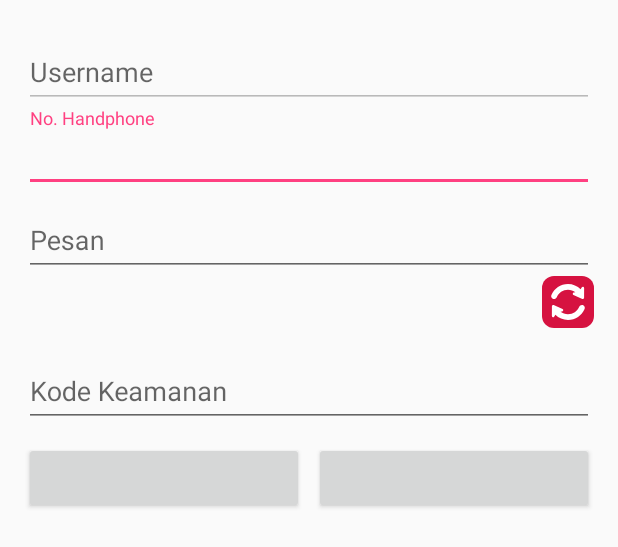
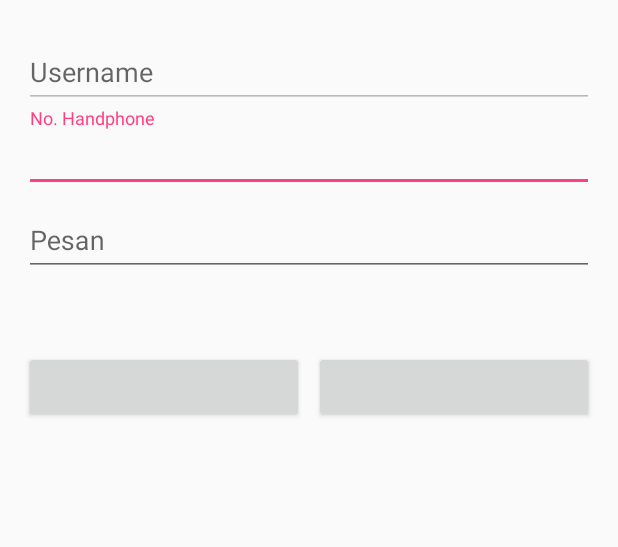
Before and after one commit to faozi07/hpulsa, an Android app: the layout buat_testimoni.xml on its own in the app's theme, with its tools: preview values and no code run, on a phone screen of 412 x 824 dp. Shown: the top 547 px of the screen. Run offline under Robolectric (Android 15) with nearby library versions, the phone set to English and light mode, and no system bars; plain views replace FancyButton.

Commit message:
perbaikan tampilan buat testimoni dan pemberitahuan

```diff
--- a/app/src/main/java/android/hpulsa/com/hpulsanew/activity/navigasi/Pemberitahuan.java
+++ b/app/src/main/java/android/hpulsa/com/hpulsanew/activity/navigasi/Pemberitahuan.java
@@ -20,6 +20,11 @@ public class Pemberitahuan extends AppCompatActivity {
 
         declaration();
         action();
+
+        if (getSupportActionBar() != null) {
+            getSupportActionBar().setDisplayHomeAsUpEnabled(true);
+            getSupportActionBar().setTitle("Pemberitahuan");
+        }
     }
 
     private void declaration() {
--- a/app/src/main/res/layout/buat_testimoni.xml
+++ b/app/src/main/res/layout/buat_testimoni.xml
@@ -62,46 +62,11 @@
                         android:maxLines="50"/>
                 </android.support.design.widget.TextInputLayout>
 
-                <RelativeLayout
-                    android:layout_width="match_parent"
-                    android:layout_height="wrap_content">
-
-                    <ImageView
-                        android:id="@+id/Captcha"
-                        android:layout_width="wrap_content"
-                        android:layout_height="wrap_content" />
-
-                    <ImageView
-                        android:id="@+id/imgRefrCaptcha"
-                        android:layout_width="wrap_content"
-                        android:layout_height="match_parent"
-                        android:layout_alignParentRight="true"
-                        android:layout_gravity="right"
-                        android:background="@drawable/bg_primary"
-                        android:padding="5dp"
-                        android:src="@drawable/ic_refresh_captcha" />
-                </RelativeLayout>
-
-                <android.support.design.widget.TextInputLayout
-                    android:layout_width="match_parent"
-                    android:layout_height="wrap_content"
-                    android:layout_marginTop="10dp">
-
-                    <EditText
-                        android:id="@+id/teksCaptcha"
-                        android:layout_width="match_parent"
-                        android:layout_height="wrap_content"
-                        android:layout_marginBottom="10dp"
-                        android:hint="Kode Keamanan"
-                        android:inputType="number"
-                        android:lines="1"
-                        android:maxLines="1" />
-                </android.support.design.widget.TextInputLayout>
-
                 <LinearLayout
                     android:layout_width="match_parent"
                     android:layout_height="wrap_content"
-                    android:orientation="horizontal">
+                    android:orientation="horizontal"
+                    android:layout_marginTop="50dp">
 
                     <mehdi.sakout.fancybuttons.FancyButton
                         android:id="@+id/btn_batal"
```
Also changed, not shown: app/src/main/AndroidManifest.xml (+4 -5 lines), app/src/main/java/android/hpulsa/com/hpulsanew/activity/navigasi/BuatTestimoni.java (deleted, +0 -14 lines), app/src/main/java/android/hpulsa/com/hpulsanew/activity/navigasi/RiwayatTransaksi.java (+25 -0 lines), app/src/main/java/android/hpulsa/com/hpulsanew/activity/navigasi/Testimoni.java (+1 -20 lines), app/src/main/res/layout/ket_status.xml (+18 -0 lines).
